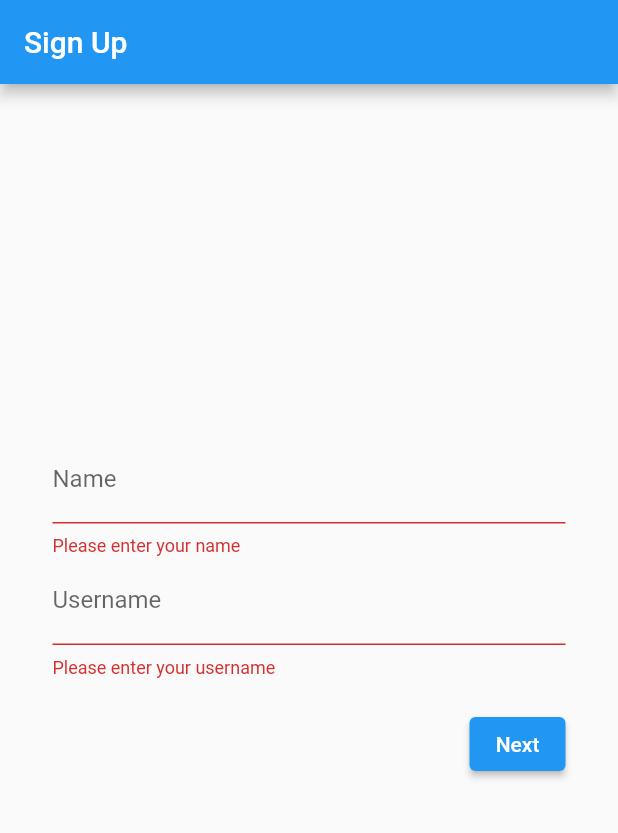
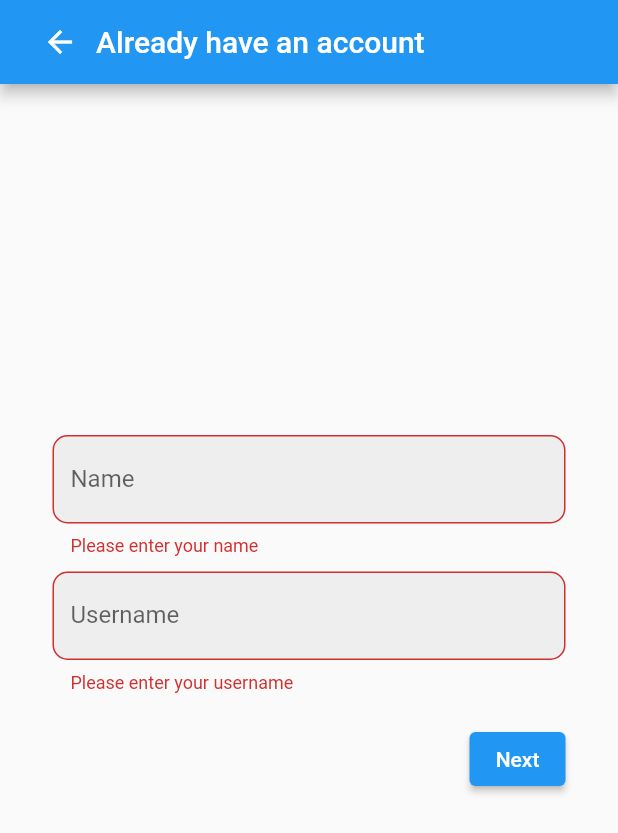
Before and after one commit to MizuPanda/MyApp, a Flutter app: the screen it shows after launch, after a tap on "Next", on a phone screen of 412 x 824 dp. Shown: the top 833 px of the screen. Run offline on Flutter 3.47's test engine with Material 2 defaults, Android fonts, the phone set to English and light mode, and no system bars; our stand-ins replace cloud_firestore, country_picker, firebase_auth, firebase_core, go_router, shared_preferences; accounts and stored records are empty.

Commit message:
main register done. Now MainPage development starts

```diff
--- a/lib/main.dart
+++ b/lib/main.dart
@@ -1,26 +1,77 @@
+import 'package:firebase_auth/firebase_auth.dart';
 import 'package:flutter/material.dart';
 import 'package:firebase_core/firebase_core.dart';
+import 'package:myapp/pages/login_page.dart';
+import 'package:myapp/pages/main_page.dart';
 import 'package:myapp/pages/signup_page.dart';
+import 'package:myapp/providers/main_provider.dart';
+import 'package:myapp/routes.dart';
+
 
 void main() async {
   WidgetsFlutterBinding.ensureInitialized();
   await Firebase.initializeApp();
+
   runApp(const MyApp());
 }
 
-class MyApp extends StatelessWidget {
+class MyApp extends StatefulWidget {
   const MyApp({super.key});
 
+  @override
+  State<MyApp> createState() => _MyAppState();
+}
+
+class _MyAppState extends State<MyApp> {
+  @override
+  void initState() {
+    super.initState();
+  }
   // This widget is the root of your application.
   @override
   Widget build(BuildContext context) {
-    return MaterialApp(
+    return MaterialApp.router(
       title: 'Flutter Demo',
       theme: ThemeData(
-
         primarySwatch: Colors.blue,
       ),
-      home: const SignUpPage(),
+      routerConfig: MyRoutes.router,
     );
   }
 }
+
+class SelectPage extends StatefulWidget {
+  const SelectPage({super.key});
+
+  @override
+  State<SelectPage> createState() => _SelectPageState();
+}
+
+class _SelectPageState extends State<SelectPage> {
+  MainProvider provider = MainProvider();
+
+
+  @override
+  Widget build(BuildContext context) {
+
+    return FutureBuilder(
+      future: provider.getUser(),
+      builder: (context, AsyncSnapshot<User?> snapshot) {
+        if (snapshot.hasData) {
+          return const MainPage();
+        } else {
+          return FutureBuilder(
+            future: provider.getFirst(),
+            builder: (context, AsyncSnapshot<bool?> snapshot) {
+              if (!snapshot.hasData || snapshot.data!) {
+                return const SignUpPage();
+              }
+              return const LoginPage();
+            },
+          );
+        }
+      },
+    );
+
+  }
+}
--- a/lib/pages/signup_page.dart
+++ b/lib/pages/signup_page.dart
@@ -2,6 +2,7 @@ import 'package:flutter/material.dart';
 import 'package:country_picker/country_picker.dart';
 import 'package:myapp/providers/sign_provider.dart';
 
+import '../styles/input_deco.dart';
 import '../widgets/password.dart';
 
 class SignUpPage extends StatefulWidget {
@@ -25,6 +26,8 @@ class _SignUpPageState extends State<SignUpPage> with TickerProviderStateMixin {
   bool _showPassword = false;
 
   late AnimationController _controller;
+
+  bool _usernameTaken = false;
 
   @override
   void initState() {
@@ -63,7 +66,15 @@ class _SignUpPageState extends State<SignUpPage> with TickerProviderStateMixin {
   @override
   Widget build(BuildContext context) {
     return Scaffold(
-      appBar: AppBar(title: const Text("Sign Up")),
+      appBar: AppBar(
+          title: Row(
+            children: [
+              IconButton(onPressed: () {_provider.backToLogin(context);},
+              icon: const Icon(Icons.arrow_back, color: Colors.white,)),
+              const Text("Already have an account", style: TextStyle(color: Colors.white),),
+            ],
+          )
+      ),
       resizeToAvoidBottomInset: false,
       body: Padding(
         padding: const EdgeInsets.only(left: 35, right: 35),
@@ -82,9 +93,7 @@ class _SignUpPageState extends State<SignUpPage> with TickerProviderStateMixin {
                       child: Column(
                         children: [
                           TextFormField(
-                            decoration: const InputDecoration(
-                              labelText: "Name",
-                            ),
+                            decoration: MyDecorations.registerDeco('Name'),
                             validator: (value) {
                               if (value == null || value.isEmpty) {
                                 return "Please enter your name";
@@ -93,20 +102,33 @@ class _SignUpPageState extends State<SignUpPage> with TickerProviderStateMixin {
                             },
                             onSaved: (value) => _name = value!,
                           ),
+                          const Padding(padding: EdgeInsets.all(5)),
                           TextFormField(
-                            decoration: const InputDecoration(
-                              labelText: "Username",
-                            ),
+                            decoration: MyDecorations.registerDeco('Username'),
+                            onChanged: (value) async {
+                              if(_usernameTaken) {
+                                _usernameTaken = false;
+                                _formKey1.currentState!.validate();
+                              }
+                            },
                             validator: (value) {
                               if (value == null || value.isEmpty) {
                                 return "Please enter your username";
+                              }
+                              if(_usernameTaken) {
+                                return "This username is already taken";
                               }
                               return null;
                             },
                             onSaved: (value) => _username = value!,
                           ),
                           const SizedBox(height: 20.0),
-                          NextButton(_showNextSection, _formKey1)
+                          NextButton(() async {
+                            _usernameTaken = await _provider.isUsernameTaken(_username);
+                            if(_formKey1.currentState!.validate()) {
+                              _showNextSection();
+                            }
+                          }, _formKey1)
                         ],
                       ),
                     ),
@@ -123,9 +145,7 @@ class _SignUpPageState extends State<SignUpPage> with TickerProviderStateMixin {
                         children: [
                           TextFormField(
                             keyboardType: TextInputType.emailAddress,
-                            decoration: const InputDecoration(
-                              labelText: "Email",
-                            ),
+                            decoration: MyDecorations.registerDeco('Email'),
                             validator: (value) {
                               if (value == null ||
                                   value.isEmpty ||
@@ -196,6 +216,7 @@ class _SignUpPageState extends State<SignUpPage> with TickerProviderStateMixin {
                             },
                             label: 'Password',
                           ),
+                          const Padding(padding: EdgeInsets.all(5)),
                           PasswordWidget(
                             label: "Confirm password",
                             validator: (value) {
@@ -221,8 +242,6 @@ class _SignUpPageState extends State<SignUpPage> with TickerProviderStateMixin {
                                         _provider
                                             .createUserWithEmailAndPassword(
                                                 _email, _password, _name, _username, _country!.countryCode);
-                                        //_provider.registerUserData(_name,
-                                           // _username, _country!.countryCode);
                                       }
                                     },
                                     child: const Text("Sign Up"),
--- /dev/null
+++ b/lib/providers/main_provider.dart
@@ -0,0 +1,23 @@
+import 'package:firebase_auth/firebase_auth.dart';
+import 'package:flutter/material.dart';
+import 'package:myapp/pages/login_page.dart';
+import 'package:myapp/pages/main_page.dart';
+import 'package:myapp/pages/signup_page.dart';
+import 'package:shared_preferences/shared_preferences.dart';
+
+class MainProvider {
+  static const String firstKey = "firstTime";
+  FirebaseAuth fb = FirebaseAuth.instance;
+
+
+  Future<User?> getUser() async {
+    return fb.currentUser;
+  }
+
+  Future<bool?> getFirst() async {
+    final prefs = await SharedPreferences.getInstance();
+    final bool? isFirst = prefs.getBool(firstKey);
+
+    return isFirst;
+  }
+}
--- /dev/null
+++ b/lib/routes.dart
@@ -0,0 +1,40 @@
+import 'package:flutter/material.dart';
+import 'package:go_router/go_router.dart';
+import 'package:myapp/main.dart';
+import 'package:myapp/pages/login_page.dart';
+import 'package:myapp/pages/main_page.dart';
+import 'package:myapp/pages/signup_page.dart';
+
+class MyRoutes {
+  static final GoRouter router = GoRouter(
+    routes: <RouteBase>[
+      GoRoute(
+        path: '/',
+        builder: (BuildContext context, GoRouterState state) {
+          return const SelectPage();
+        },
+        routes: <RouteBase>[
+          GoRoute(
+            path: 'login',
+            builder: (BuildContext context, GoRouterState state) {
+              return const LoginPage();
+            },
+          ),
+          GoRoute(
+            path: 'signup',
+            builder: (BuildContext context, GoRouterState state) {
+              return const SignUpPage();
+            },
+          ),
+          GoRoute(
+            path: 'main',
+            builder: (BuildContext context, GoRouterState state) {
+              return const MainPage();
+            },
+          ),
+        ],
+      ),
+    ],
+  );
+
+}
--- /dev/null
+++ b/lib/styles/input_deco.dart
@@ -0,0 +1,16 @@
+import 'package:flutter/cupertino.dart';
+import 'package:flutter/material.dart';
+
+class MyDecorations {
+
+  static InputDecoration registerDeco(String? label) {
+    return InputDecoration(
+      labelText: label,
+      filled: true,
+      fillColor: Colors.grey[200],
+      border: OutlineInputBorder(
+        borderRadius: BorderRadius.circular(10),
+      ),
+    );
+  }
+}
--- a/lib/widgets/password.dart
+++ b/lib/widgets/password.dart
@@ -2,10 +2,12 @@ import 'package:flutter/material.dart';
 
 class PasswordWidget extends StatefulWidget {
   final void Function(String?)? onSaved;
+  final void Function(String?)? onChanged;
   final String? Function(String?)? validator;
   final String? label;
 
-  const PasswordWidget({super.key, this.onSaved, this.validator, required this.label});
+
+  const PasswordWidget({super.key, this.onSaved, this.validator, required this.label, this.onChanged});
 
   @override
   State<PasswordWidget> createState() => _PasswordWidgetState();
@@ -18,6 +20,12 @@ class _PasswordWidgetState extends State<PasswordWidget> {
   Widget build(BuildContext context) {
     return TextFormField(
       decoration: InputDecoration(
+        labelText: widget.label,
+        filled: true,
+        fillColor: Colors.grey[200],
+        border: OutlineInputBorder(
+          borderRadius: BorderRadius.circular(10),
+        ),
         suffixIcon: IconButton(
           icon: Icon(_obscureText ? Icons.visibility_off : Icons.visibility),
           onPressed: () {
@@ -26,11 +34,10 @@ class _PasswordWidgetState extends State<PasswordWidget> {
             });
           },
         ),
-
-        labelText: widget.label,
       ),
       validator: widget.validator,
       onSaved: widget.onSaved,
+      onChanged: widget.onChanged,
       obscureText: _obscureText,
     );
   }
--- a/pubspec.yaml
+++ b/pubspec.yaml
@@ -41,6 +41,8 @@ dependencies:
 
   country_picker: ^2.0.19
   cloud_firestore: ^4.3.2
+  shared_preferences: ^2.0.17
+  go_router: ^6.0.6
 
 
 dev_dependencies:
```
Also changed, not shown: lib/pages/login_page.dart (added, +97 -0 lines), lib/pages/main_page.dart (added, +15 -0 lines), lib/providers/login_provider.dart (added, +23 -0 lines), lib/providers/sign_provider.dart (+35 -1 lines), pubspec.lock. Lines whose indentation alone changed are shown as unchanged.
